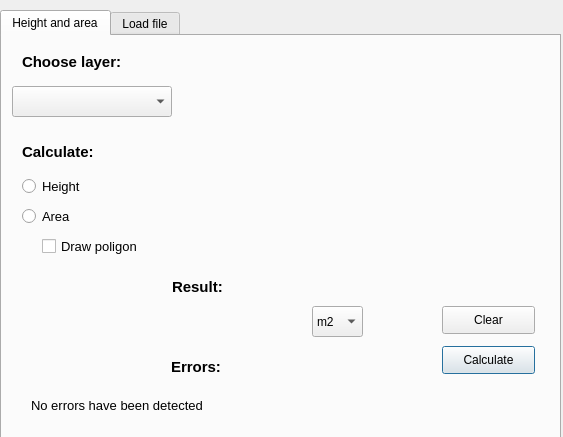
Before: the Qt Designer form PyQGIS_dialog_base.ui in 20Julia02/wtyczka, drawn with Qt 5.
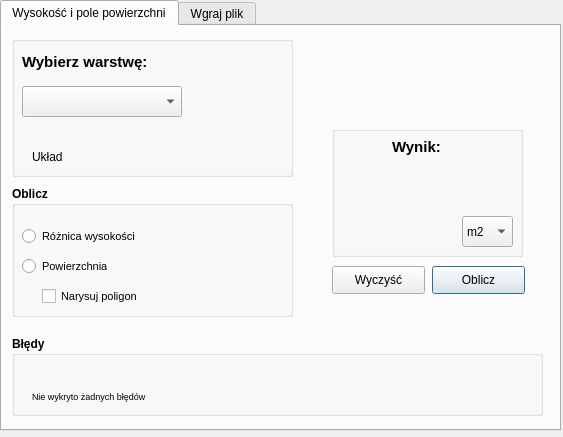
After: the same form once the commit is applied. The open tabs and pages were chosen to show the change. Icons and pictures are not drawn. Custom widgets are drawn as their Qt base class.

Commit message: Poczatek ReamME oraz caly interface

Diff of the .ui file:
```diff
--- a/PyQGIS_dialog_base.ui
+++ b/PyQGIS_dialog_base.ui
@@ -17,114 +17,73 @@
    <property name="geometry">
     <rect>
      <x>0</x>
-     <y>10</y>
+     <y>0</y>
      <width>561</width>
      <height>431</height>
     </rect>
    </property>
+   <property name="minimumSize">
+    <size>
+     <width>561</width>
+     <height>0</height>
+    </size>
+   </property>
+   <property name="maximumSize">
+    <size>
+     <width>561</width>
+     <height>16777215</height>
+    </size>
+   </property>
    <property name="currentIndex">
     <number>0</number>
    </property>
    <widget class="QWidget" name="tab_height_area">
     <attribute name="title">
-     <string>Height and area</string>
+     <string>Wysokość i pole powierzchni</string>
     </attribute>
-    <widget class="QLabel" name="layer_text_label">
-     <property name="geometry">
-      <rect>
-       <x>20</x>
-       <y>0</y>
-       <width>301</width>
-       <height>51</height>
-      </rect>
-     </property>
-     <property name="font">
-      <font>
-       <family>Arial</family>
-       <pointsize>11</pointsize>
-       <weight>75</weight>
-       <bold>true</bold>
-      </font>
-     </property>
-     <property name="text">
-      <string>Choose layer:</string>
-     </property>
-    </widget>
-    <widget class="QgsMapLayerComboBox" name="layer_MapLayer">
-     <property name="geometry">
-      <rect>
-       <x>10</x>
-       <y>50</y>
-       <width>160</width>
-       <height>31</height>
-      </rect>
-     </property>
-    </widget>
-    <widget class="QRadioButton" name="area_radioButton">
-     <property name="geometry">
-      <rect>
-       <x>20</x>
-       <y>170</y>
-       <width>95</width>
-       <height>20</height>
-      </rect>
-     </property>
-     <property name="font">
-      <font>
-       <family>Arial</family>
-       <pointsize>10</pointsize>
-      </font>
-     </property>
-     <property name="text">
-      <string>Area</string>
-     </property>
-     <property name="autoExclusive">
-      <bool>true</bool>
-     </property>
-    </widget>
-    <widget class="QRadioButton" name="height_radioButton">
-     <property name="geometry">
-      <rect>
-       <x>20</x>
-       <y>140</y>
-       <width>95</width>
-       <height>20</height>
-      </rect>
-     </property>
-     <property name="font">
-      <font>
-       <family>Arial</family>
-       <pointsize>10</pointsize>
-      </font>
-     </property>
-     <property name="autoFillBackground">
-      <bool>false</bool>
-     </property>
-     <property name="text">
-      <string>Height</string>
-     </property>
-     <property name="autoExclusive">
-      <bool>true</bool>
-     </property>
-    </widget>
     <widget class="QPushButton" name="calculate_Button">
      <property name="geometry">
       <rect>
-       <x>440</x>
-       <y>310</y>
+       <x>430</x>
+       <y>240</y>
        <width>93</width>
        <height>28</height>
       </rect>
      </property>
      <property name="text">
-      <string>Calculate</string>
+      <string>Oblicz</string>
      </property>
     </widget>
+    <widget class="QPushButton" name="pushButton_clear">
+     <property name="geometry">
+      <rect>
+       <x>330</x>
+       <y>240</y>
+       <width>93</width>
+       <height>28</height>
+      </rect>
+     </property>
+     <property name="text">
+      <string>Wyczyść</string>
+     </property>
+    </widget>
+    <widget class="QGroupBox" name="groupBox_forresult">
+     <property name="geometry">
+      <rect>
+       <x>330</x>
+       <y>100</y>
+       <width>191</width>
+       <height>131</height>
+      </rect>
+     </property>
+     <property name="title">
+      <string/>
+     </property>
     <widget class="QLabel" name="napis_final_difference">
      <property name="geometry">
       <rect>
-       <x>170</x>
-       <y>230</y>
+        <x>60</x>
+        <y>0</y>
        <width>81</width>
        <height>41</height>
       </rect>
@@ -138,35 +97,39 @@
       </font>
      </property>
      <property name="text">
-      <string>Result:</string>
-     </property>
-    </widget>
-    <widget class="QLabel" name="calculate_napis">
+       <string>Wynik:</string>
+      </property>
+     </widget>
+     <widget class="QComboBox" name="comboBox_jednostki">
      <property name="geometry">
       <rect>
-       <x>20</x>
-       <y>100</y>
-       <width>321</width>
+        <x>130</x>
+        <y>90</y>
+        <width>51</width>
        <height>31</height>
       </rect>
      </property>
-     <property name="font">
-      <font>
-       <family>Arial</family>
-       <pointsize>11</pointsize>
-       <weight>75</weight>
-       <bold>true</bold>
-      </font>
-     </property>
+      <item>
+       <property name="text">
+        <string>m2</string>
+       </property>
+      </item>
+      <item>
      <property name="text">
-      <string>Calculate:</string>
-     </property>
+        <string>a</string>
+       </property>
+      </item>
+      <item>
+       <property name="text">
+        <string>ha</string>
+       </property>
+      </item>
     </widget>
     <widget class="QLabel" name="result_label">
      <property name="geometry">
       <rect>
-       <x>150</x>
-       <y>270</y>
+        <x>20</x>
+        <y>40</y>
        <width>141</width>
        <height>41</height>
       </rect>
@@ -192,15 +155,38 @@
       <set>Qt::AlignCenter</set>
      </property>
     </widget>
-    <widget class="QLabel" name="error_napis">
+    </widget>
+    <widget class="QGroupBox" name="groupBox">
      <property name="geometry">
       <rect>
-       <x>169</x>
-       <y>315</y>
-       <width>101</width>
+       <x>10</x>
+       <y>10</y>
+       <width>281</width>
+       <height>141</height>
+      </rect>
+     </property>
+     <property name="title">
+      <string/>
+     </property>
+     <widget class="QgsMapLayerComboBox" name="layer_MapLayer">
+      <property name="geometry">
+       <rect>
+        <x>10</x>
+        <y>50</y>
+        <width>160</width>
        <height>31</height>
       </rect>
      </property>
+     </widget>
+     <widget class="QLabel" name="layer_text_label">
+      <property name="geometry">
+       <rect>
+        <x>10</x>
+        <y>0</y>
+        <width>301</width>
+        <height>51</height>
+       </rect>
+      </property>
      <property name="font">
       <font>
        <family>Arial</family>
@@ -210,26 +196,92 @@
       </font>
      </property>
      <property name="text">
-      <string>Errors:</string>
-     </property>
-    </widget>
-    <widget class="QLabel" name="errors_label">
+       <string>Wybierz warstwę:</string>
+      </property>
+     </widget>
+     <widget class="QLabel" name="label_2">
      <property name="geometry">
       <rect>
-       <x>29</x>
-       <y>349</y>
-       <width>481</width>
-       <height>41</height>
-      </rect>
-     </property>
+        <x>20</x>
+        <y>110</y>
+        <width>51</width>
+        <height>21</height>
+       </rect>
+      </property>
+      <property name="text">
+       <string>Układ</string>
+      </property>
+     </widget>
+    </widget>
+    <widget class="QGroupBox" name="groupBox_2">
+     <property name="geometry">
+      <rect>
+       <x>10</x>
+       <y>160</y>
+       <width>281</width>
+       <height>131</height>
+      </rect>
+     </property>
      <property name="font">
       <font>
        <family>Arial</family>
-       <pointsize>10</pointsize>
+       <pointsize>9</pointsize>
+       <weight>75</weight>
+       <bold>true</bold>
       </font>
      </property>
+     <property name="title">
+      <string>Oblicz</string>
+     </property>
+     <widget class="QRadioButton" name="height_radioButton">
+      <property name="geometry">
+       <rect>
+        <x>10</x>
+        <y>40</y>
+        <width>181</width>
+        <height>20</height>
+       </rect>
+      </property>
+      <property name="font">
+       <font>
+        <family>Arial</family>
+        <pointsize>8</pointsize>
+        <weight>50</weight>
+        <bold>false</bold>
+       </font>
+      </property>
+      <property name="autoFillBackground">
+       <bool>false</bool>
+      </property>
      <property name="text">
-      <string>No errors have been detected</string>
+       <string>Różnica wysokości</string>
+      </property>
+      <property name="autoExclusive">
+       <bool>true</bool>
+      </property>
+     </widget>
+     <widget class="QRadioButton" name="area_radioButton">
+      <property name="geometry">
+       <rect>
+        <x>10</x>
+        <y>70</y>
+        <width>111</width>
+        <height>20</height>
+       </rect>
+      </property>
+      <property name="font">
+       <font>
+        <family>Arial</family>
+        <pointsize>8</pointsize>
+        <weight>50</weight>
+        <bold>false</bold>
+       </font>
+      </property>
+      <property name="text">
+       <string>Powierzchnia</string>
+      </property>
+      <property name="autoExclusive">
+       <bool>true</bool>
      </property>
     </widget>
     <widget class="QCheckBox" name="checkBox_poligon">
@@ -238,8 +290,8 @@
      </property>
      <property name="geometry">
       <rect>
-       <x>40</x>
-       <y>200</y>
+        <x>30</x>
+        <y>100</y>
        <width>161</width>
        <height>20</height>
       </rect>
@@ -247,55 +299,62 @@
      <property name="font">
       <font>
        <family>Arial</family>
-       <pointsize>10</pointsize>
+        <pointsize>8</pointsize>
+        <weight>50</weight>
+        <bold>false</bold>
       </font>
      </property>
      <property name="text">
-      <string>Draw poligon</string>
-     </property>
-    </widget>
-    <widget class="QComboBox" name="comboBox_jednostki">
+       <string>Narysuj poligon</string>
+      </property>
+     </widget>
+    </widget>
+    <widget class="QGroupBox" name="groupBox_3">
      <property name="geometry">
       <rect>
-       <x>310</x>
-       <y>270</y>
-       <width>51</width>
-       <height>31</height>
+       <x>10</x>
+       <y>310</y>
+       <width>531</width>
+       <height>80</height>
       </rect>
      </property>
-     <item>
-      <property name="text">
-       <string>m2</string>
-      </property>
-     </item>
-     <item>
-      <property name="text">
-       <string>a</string>
-      </property>
-     </item>
-     <item>
-      <property name="text">
-       <string>ha</string>
-      </property>
-     </item>
-    </widget>
-    <widget class="QPushButton" name="pushButton_clear">
+     <property name="font">
+      <font>
+       <family>Arial</family>
+       <pointsize>9</pointsize>
+       <weight>75</weight>
+       <bold>true</bold>
+      </font>
+     </property>
+     <property name="title">
+      <string>Błędy</string>
+     </property>
+     <widget class="QLabel" name="errors_label">
      <property name="geometry">
       <rect>
-       <x>440</x>
-       <y>270</y>
-       <width>93</width>
-       <height>28</height>
-      </rect>
-     </property>
+        <x>20</x>
+        <y>40</y>
+        <width>501</width>
+        <height>41</height>
+       </rect>
+      </property>
+      <property name="font">
+       <font>
+        <family>Arial</family>
+        <pointsize>7</pointsize>
+        <weight>50</weight>
+        <bold>false</bold>
+       </font>
+      </property>
      <property name="text">
-      <string>Clear</string>
-     </property>
+       <string>Nie wykryto żadnych błędów</string>
+      </property>
+     </widget>
     </widget>
    </widget>
    <widget class="QWidget" name="tab_loadfile">
     <attribute name="title">
-     <string>Load file</string>
+     <string>Wgraj plik</string>
     </attribute>
     <widget class="QLabel" name="napis_coordinates_system">
      <property name="geometry">
```
Left out of the diff: 209 changed lines with no effect on the pictures. Lines whose indentation alone changed are shown as unchanged. The commit also changes 2 other files.
